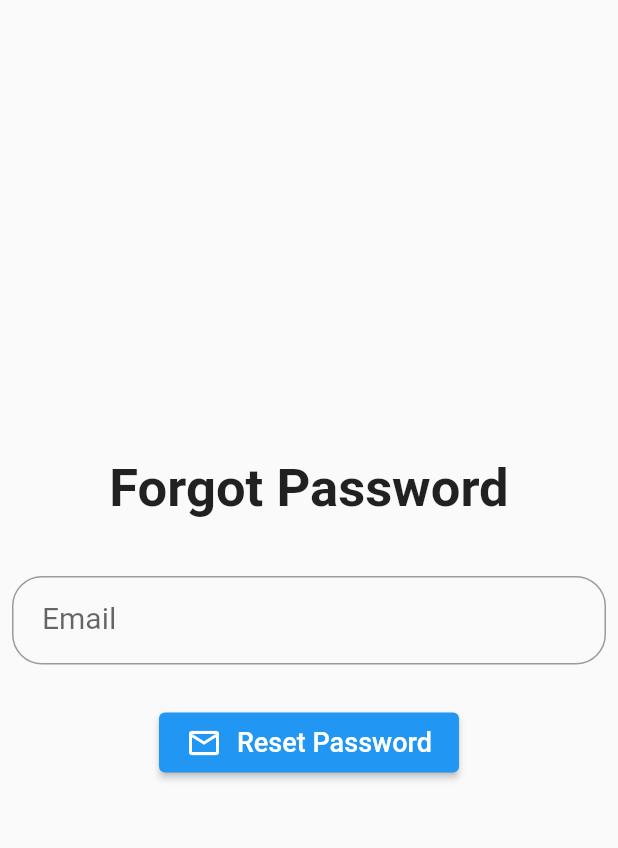
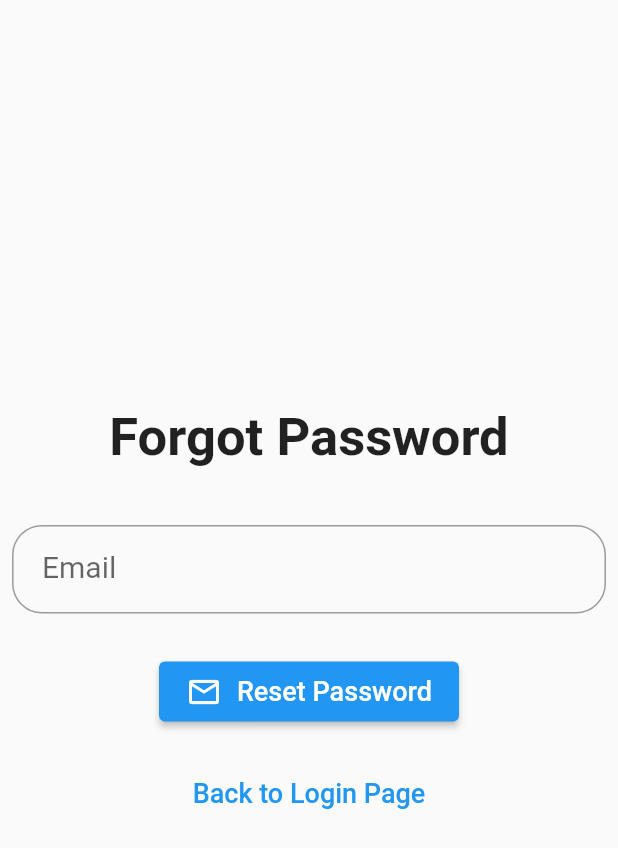
Before and after one commit to HarikrashnaParikh/TodoApp_Flutter_Bloc_MVVM, a Flutter app: the screen it shows after launch, after a tap on "Login", after a tap on "Forget Password", on a phone screen of 412 x 824 dp. Shown: the top 848 px of the screen. Run offline on Flutter 3.47's test engine with Material 2 defaults, Android fonts, the phone set to English and light mode, and no system bars; our stand-ins replace auto_route, bloc, equatable, firebase_auth, firebase_core, flutter_bloc; accounts and stored records are empty; generated files the repository leaves out were written again; network calls fail.

Commit message:
Refactored Navigator to AutoRoute

```diff
--- a/lib/routes/routes.dart
+++ b/lib/routes/routes.dart
@@ -11,7 +11,8 @@ class AppRouter extends $AppRouter {
         AutoRoute(page: LoginScreenRoute.page, path: "/"),
         AutoRoute(page: RegisterScreenRoute.page),
         AutoRoute(page: ForgotPasswordScreenRoute.page),
-        AutoRoute(page: TasksScreenRoute.page, path: "/"),
+        AutoRoute(page: TasksScreenRoute.page),
         AutoRoute(page: AddTaskScreenRoute.page)
+        // AutoRoute(page: AddTaskScreenRoute)
       ];
 }
--- a/lib/view/forgot_password_screen.dart
+++ b/lib/view/forgot_password_screen.dart
@@ -1,6 +1,8 @@
 import 'package:auto_route/annotations.dart';
+import 'package:auto_route/auto_route.dart';
 import 'package:firebase_auth/firebase_auth.dart';
 import 'package:flutter/material.dart';
+import 'package:todo_app_with_firebase/routes/routes_import.gr.dart';
 import 'package:todo_app_with_firebase/view/login_screen.dart';
 
 @RoutePage()
@@ -76,13 +78,13 @@ class _ForgotPasswordScreenState extends State<ForgotPasswordScreen> {
               onPressed: () async {
                 _formKey.currentState!.validate();
                 await _auth
-                      .sendPasswordResetEmail(
-                          email: _emailController.text.trim())
+                    .sendPasswordResetEmail(email: _emailController.text.trim())
                     .then((value) {
-                    Navigator.push(
-                      context,
-                      MaterialPageRoute(builder: (context) => LoginScreen()),
-                    );
+                  // Navigator.push(
+                  //   context,
+                  //   MaterialPageRoute(builder: (context) => LoginScreen()),
+                  // );
+                  AutoRouter.of(context).push(LoginScreenRoute());
                   var snackBar = SnackBar(
                     content: Text(
                       'chwck your email',
@@ -116,9 +118,28 @@ class _ForgotPasswordScreenState extends State<ForgotPasswordScreen> {
                   Text(
                     "Reset Password",
                     style: TextStyle(fontSize: 18),
-                    )
+                  ),
                 ],
-                ))
+              ),
+            ),
+            SizedBox(
+              height: 20,
+            ),
+            TextButton(
+              onPressed: () {
+                // Navigator.push(
+                //   context,
+                //   MaterialPageRoute(builder: (context) => LoginScreen()),
+                // );
+                AutoRouter.of(context).push(LoginScreenRoute());
+              },
+              child: const Text(
+                'Back to Login Page',
+                style: TextStyle(
+                  fontSize: 18,
+                ),
+              ),
+            ),
           ],
         ),
       ),
--- a/lib/view/login_screen.dart
+++ b/lib/view/login_screen.dart
@@ -1,5 +1,7 @@
 import 'package:auto_route/annotations.dart';
+import 'package:auto_route/auto_route.dart';
 import 'package:firebase_auth/firebase_auth.dart';
+import 'package:todo_app_with_firebase/routes/routes_import.gr.dart';
 import 'package:todo_app_with_firebase/view/registration_screen.dart';
 
 import 'package:flutter/material.dart';
@@ -110,11 +112,12 @@ class _LoginScreenState extends State<LoginScreen> {
                         final user = context.read<TaskCubit>().loginUser(
                             _emailController.text, _passwordController.text);
                         if (user != null) {
-                          Navigator.push(
-                            context,
-                            MaterialPageRoute(
-                                builder: (context) => TasksScreen()),
-                          );
+                          // Navigator.push(
+                          //   context,
+                          //   MaterialPageRoute(
+                          //       builder: (context) => TasksScreen()),
+                          // );
+                          AutoRouter.of(context).push(TasksScreenRoute());
                         }
                       }
                     },
@@ -132,10 +135,11 @@ class _LoginScreenState extends State<LoginScreen> {
                 ),
                 TextButton(
                   onPressed: () {
-                    Navigator.push(
-                      context,
-                      MaterialPageRoute(builder: (context) => RegisterScreen()),
-                    );
+                    // Navigator.push(
+                    //   context,
+                    //   MaterialPageRoute(builder: (context) => RegisterScreen()),
+                    // );
+                    AutoRouter.of(context).push(RegisterScreenRoute());
                   },
                   child: const Text(
                     'Don\'t have an Account?',
@@ -146,10 +150,11 @@ class _LoginScreenState extends State<LoginScreen> {
                 ),
                 TextButton(
                     onPressed: () {
-                      Navigator.push(
-                          context,
-                          new MaterialPageRoute(
-                              builder: (context) => ForgotPasswordScreen()));
+                      // Navigator.push(
+                      //     context,
+                      //     new MaterialPageRoute(
+                      //         builder: (context) => ForgotPasswordScreen()));
+                      AutoRouter.of(context).push(ForgotPasswordScreenRoute());
                     },
                     child: const Text(
                       'Forget Password',
```
Also changed, not shown: lib/view/registration_screen.dart (+18 -0 lines), 1 other file. Lines whose indentation alone changed are shown as unchanged.
